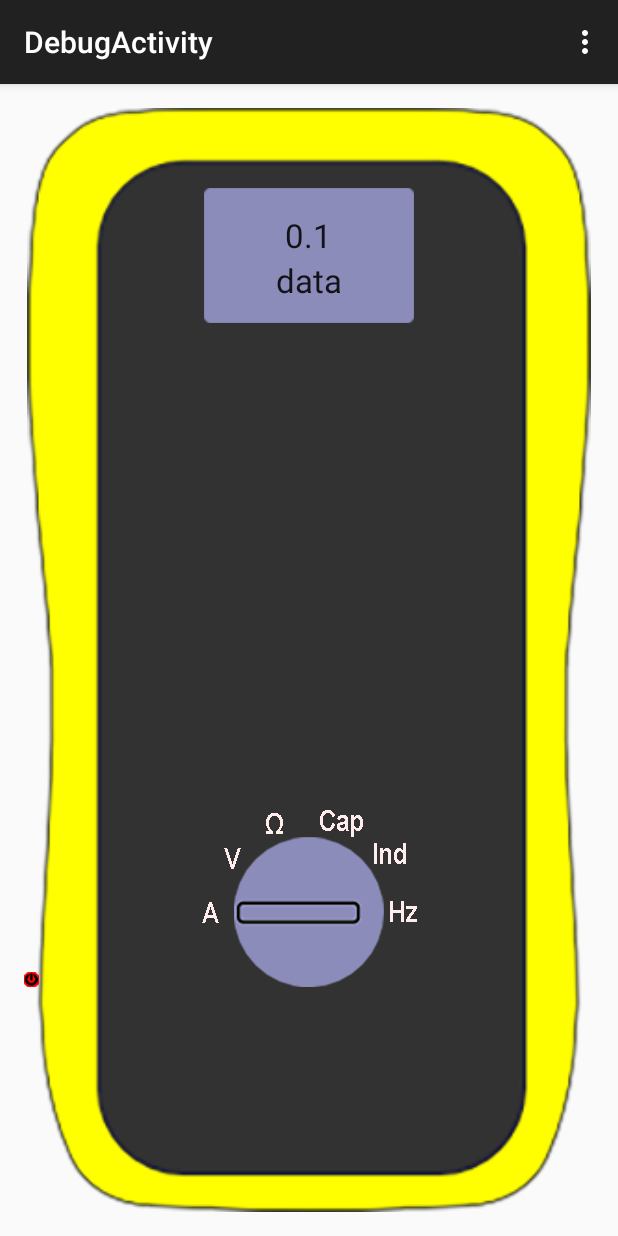
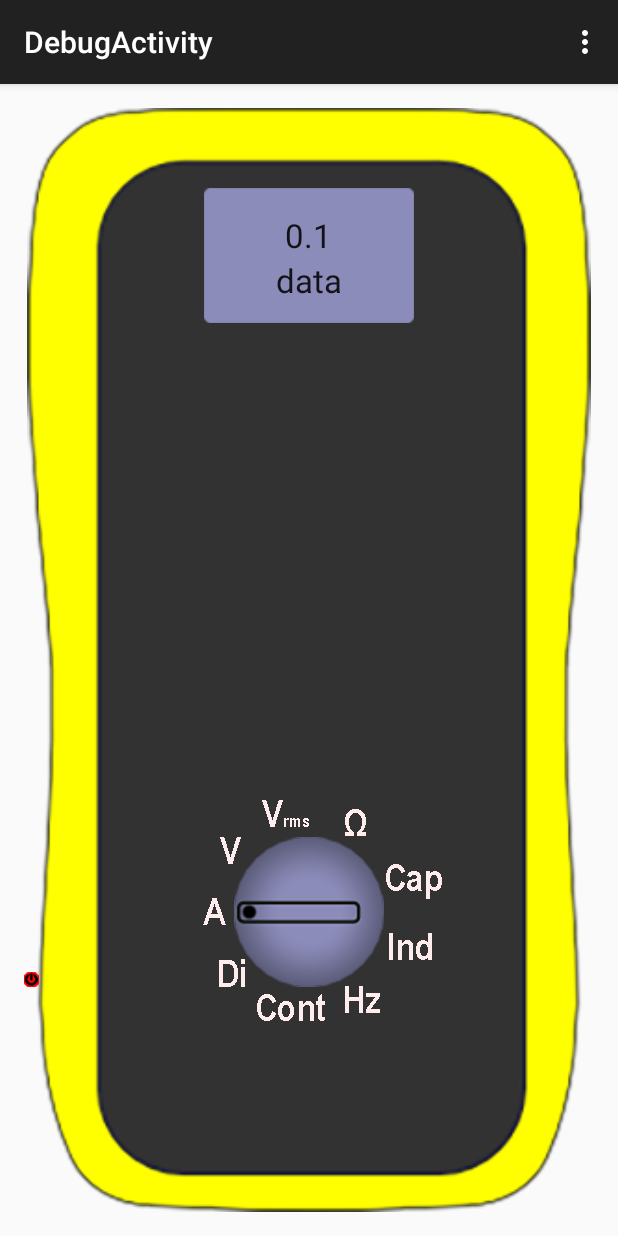
Before and after one commit to Widgitty/Design-and-Construction-App, an Android app: the DebugActivity screen opened directly, with no data from a screen before it, on a phone screen of 412 x 824 dp. Run offline under Robolectric (Android 15) with nearby library versions, the phone set to English and light mode, and no system bars.

Commit message:
added new dial units and reworked dial

```diff
--- a/app/src/main/res/layout/activity_debug.xml
+++ b/app/src/main/res/layout/activity_debug.xml
@@ -72,7 +72,7 @@
         android:id="@+id/imageViewDial"
         android:background="@null"
         android:onClick="onDialClick"
-        android:src="@drawable/dial"
+        android:src="@drawable/dial1"
         android:layout_marginBottom="150dp"
         android:layout_alignBottom="@+id/imageViewBody"
         android:layout_centerHorizontal="true" />
```
Also changed, not shown: app/src/main/res/drawable-hdpi/dial1.png (added), app/src/main/res/drawable-hdpi/dial_units.png, app/src/main/res/drawable-mdpi/dial1.png (added), app/src/main/res/drawable-mdpi/dial_units.png, app/src/main/res/drawable-xhdpi/dial1.png (added), app/src/main/res/drawable-xhdpi/dial_units.png, app/src/main/res/drawable-xxhdpi/dial1.png (added), app/src/main/res/drawable-xxhdpi/dial_units.png, 1 other file.
